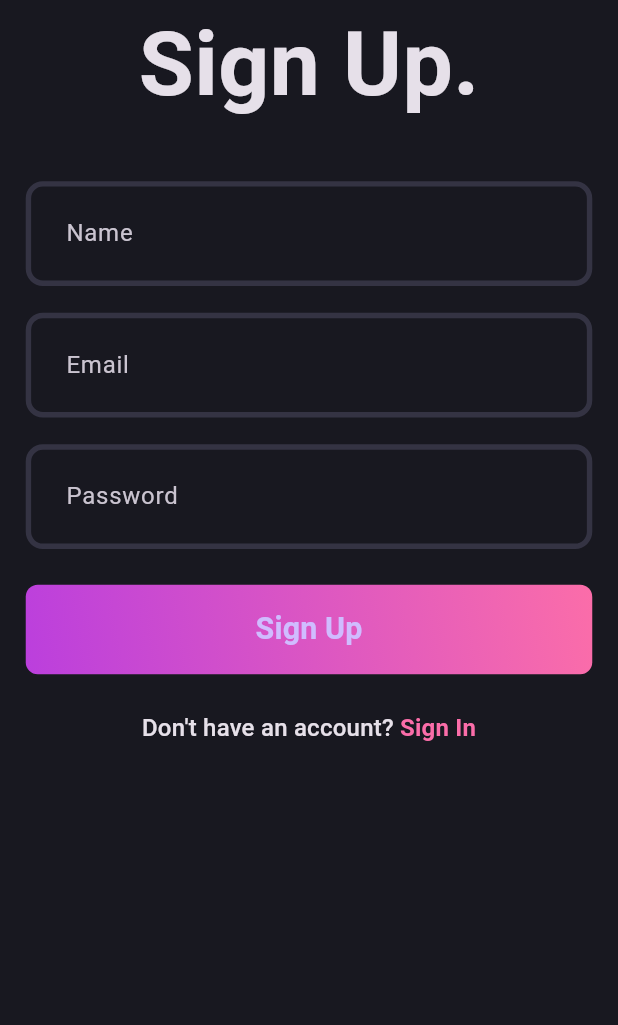
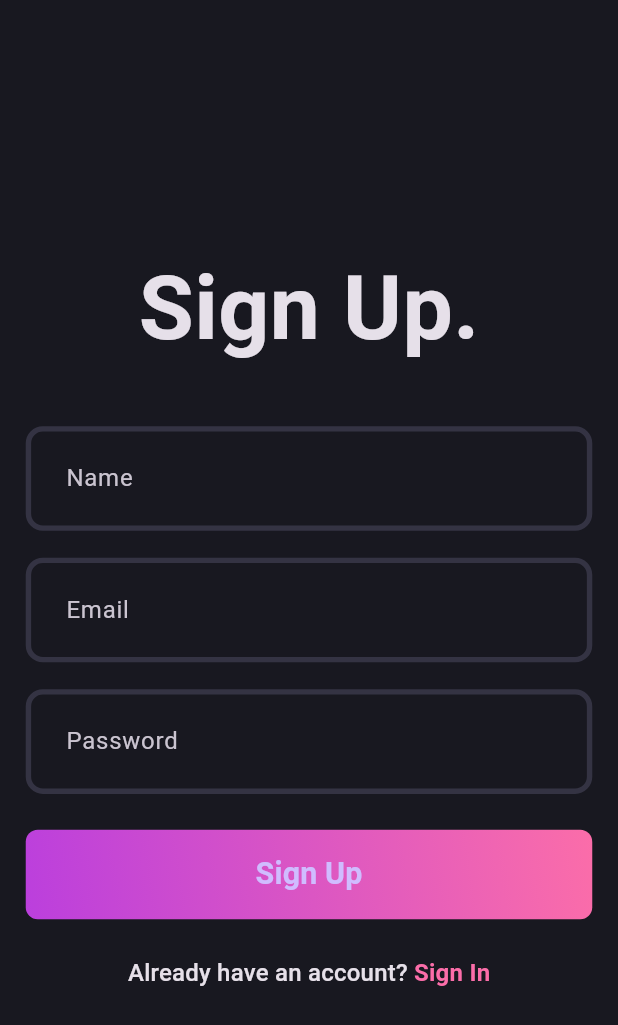
Before and after one commit to SarangIngle108/blog_application, a Flutter app: the screen it shows after launch, on a phone screen of 412 x 824 dp. Shown: the top 1025 px of the screen. Run offline on Flutter 3.47's test engine with Material 3 defaults, Android fonts, the phone set to English and light mode, and no system bars; our stand-ins replace flutter_screenutil.

Commit message:
completed sign up page ui

```diff
--- a/lib/features/auth/presentation/pages/sign_up_page.dart
+++ b/lib/features/auth/presentation/pages/sign_up_page.dart
@@ -12,12 +12,26 @@ class SignUpPage extends StatefulWidget {
 }
 
 class _SignUpPageState extends State<SignUpPage> {
+  final formKey = GlobalKey<FormState>();
+  final nameController = TextEditingController();
+  final emailController = TextEditingController();
+  final passwordController = TextEditingController();
+
+  @override
+  void dispose() {
+    nameController.dispose();
+    emailController.dispose();
+    passwordController.dispose();
+    super.dispose();
+  }
+
   @override
   Widget build(BuildContext context) {
     return Scaffold(
-      body: SingleChildScrollView(
-        child: Padding(
-          padding: EdgeInsets.symmetric(horizontal: 15.w),
+      body: Padding(
+        padding: EdgeInsets.symmetric(horizontal: 15.w),
+        child: Form(
+          key: formKey,
           child: Column(
             mainAxisAlignment: MainAxisAlignment.center,
             crossAxisAlignment: CrossAxisAlignment.center,
@@ -29,25 +43,32 @@ class _SignUpPageState extends State<SignUpPage> {
               SizedBox(
                 height: 30.h,
               ),
-              const AuthField(hintText: 'Name'),
+              AuthField(hintText: 'Name', controller: nameController),
               SizedBox(
                 height: 15.h,
               ),
-              AuthField(hintText: 'Email'),
+              AuthField(
+                hintText: 'Email',
+                controller: emailController,
+              ),
               SizedBox(
                 height: 15.h,
               ),
-              AuthField(hintText: 'Password'),
+              AuthField(
+                hintText: 'Password',
+                controller: passwordController,
+                obscureText: true,
+              ),
               SizedBox(
                 height: 20.h,
               ),
-              AuthGradientButton(),
+              const AuthGradientButton(),
               SizedBox(
                 height: 20.h,
               ),
               RichText(
                   text: TextSpan(
-                      text: 'Don\'t have an account? ',
+                      text: 'Already have an account? ',
                       style: Theme.of(context).textTheme.titleMedium,
                       children: [
                     TextSpan(
--- a/lib/features/auth/presentation/widgets/auth_field.dart
+++ b/lib/features/auth/presentation/widgets/auth_field.dart
@@ -2,14 +2,28 @@ import 'package:flutter/material.dart';
 
 class AuthField extends StatelessWidget {
   final String hintText;
-  const AuthField({super.key, required this.hintText});
+  final TextEditingController controller;
+  final bool obscureText;
+  const AuthField(
+      {super.key,
+      required this.hintText,
+      required this.controller,
+      this.obscureText = false});
 
   @override
   Widget build(BuildContext context) {
     return TextFormField(
+      controller: controller,
       decoration: InputDecoration(
         hintText: hintText,
       ),
+      obscureText: obscureText,
+      validator: (value) {
+        if (value!.isEmpty) {
+          return "$hintText is missing";
+        }
+        return null;
+      },
     );
   }
 }
```
